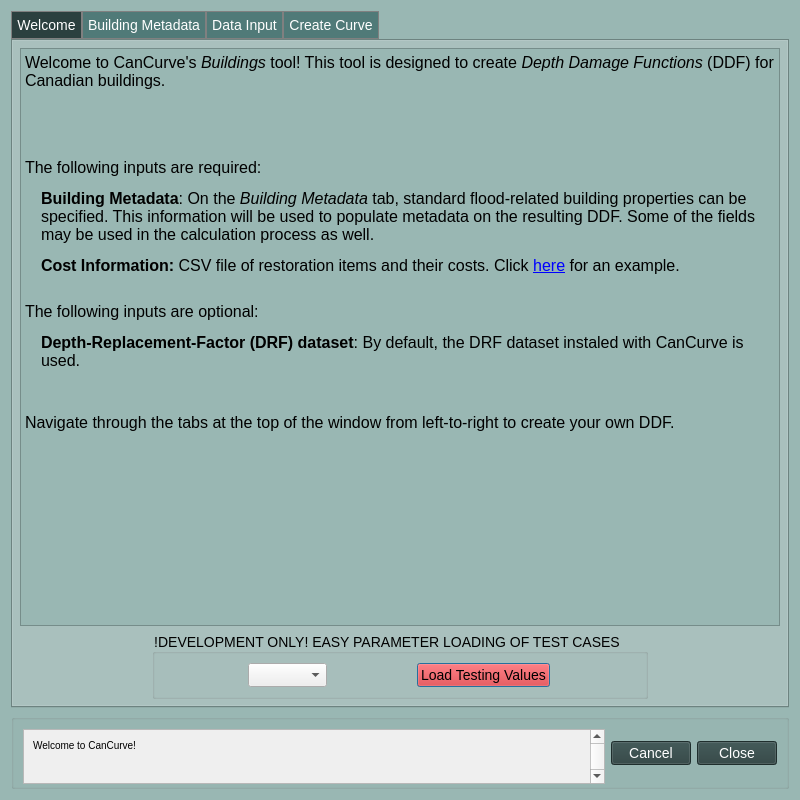
This is cancurve/bldgs/cc_bldgs_dialog.ui in NRCan/CanCurve as Qt 5 draws it before an edit. The edited form follows.
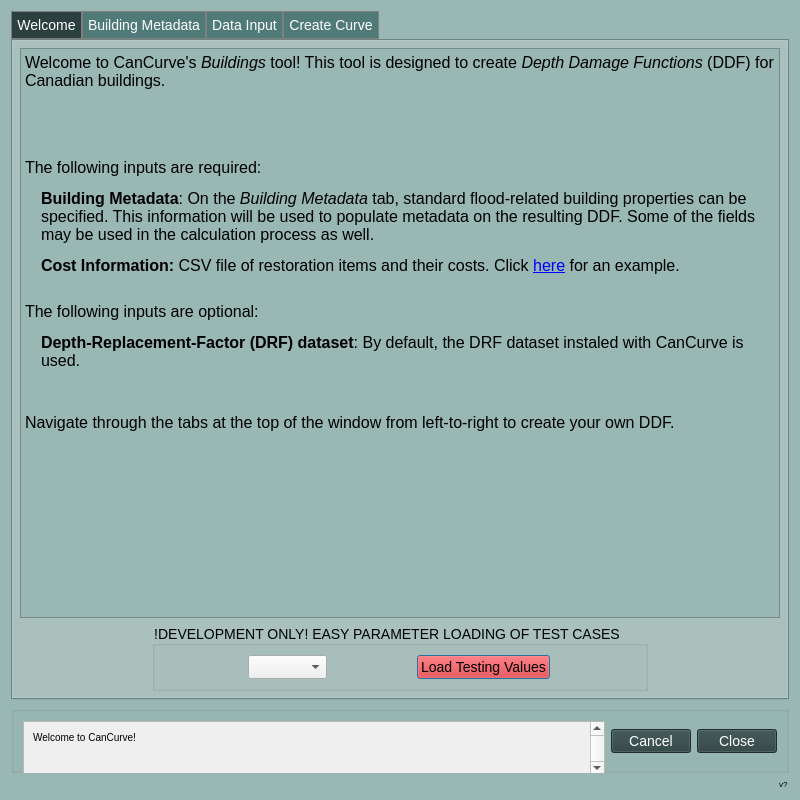
This is the edited form. Icons and pictures are not drawn.

Patch:
```diff
--- a/cancurve/bldgs/cc_bldgs_dialog.ui
+++ b/cancurve/bldgs/cc_bldgs_dialog.ui
@@ -1627,7 +1627,7 @@
             <rect>
              <x>0</x>
              <y>0</y>
-             <width>577</width>
+             <width>575</width>
              <height>68</height>
             </rect>
            </property>
@@ -1694,6 +1694,8 @@
        </layout>
       </item>
       <item>
+       <layout class="QVBoxLayout" name="verticalLayout_19">
+        <item>
        <layout class="QHBoxLayout" name="horizontalLayout_7">
         <item>
          <widget class="QPushButton" name="cancel_pushButton">
@@ -1727,8 +1729,32 @@
        </layout>
       </item>
      </layout>
+      </item>
+     </layout>
     </widget>
    </item>
+   <item>
+    <layout class="QHBoxLayout" name="horizontalLayout_13">
+     <item alignment="Qt::AlignRight">
+      <widget class="QLabel" name="label_version">
+       <property name="styleSheet">
+        <string notr="true">QWidget { /* Targets most widgets */
+    font-size: 8px; 
+} 
+
+/* For more specific elements */
+QLabel {
+    font-size: 8px; 
+}
+</string>
+       </property>
+       <property name="text">
+        <string>v?</string>
+       </property>
+      </widget>
+     </item>
+    </layout>
+   </item>
   </layout>
  </widget>
  <resources>
```
Left out of the diff: 2 changed lines with no effect on the pictures. Lines whose indentation alone changed are shown as unchanged.
